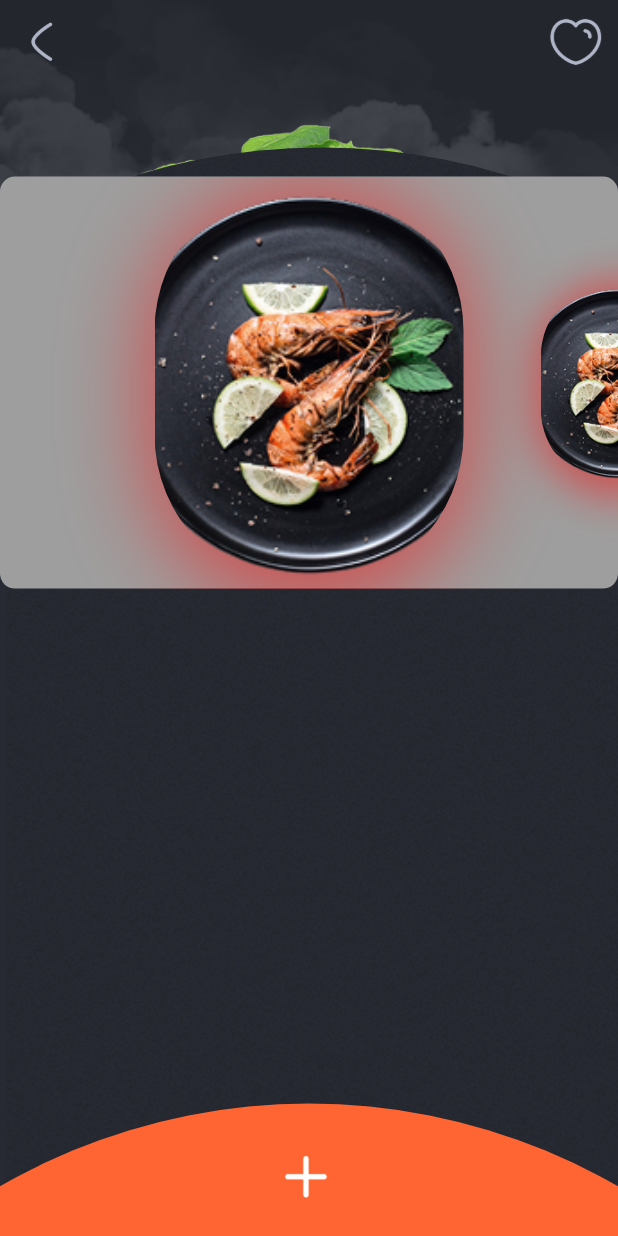
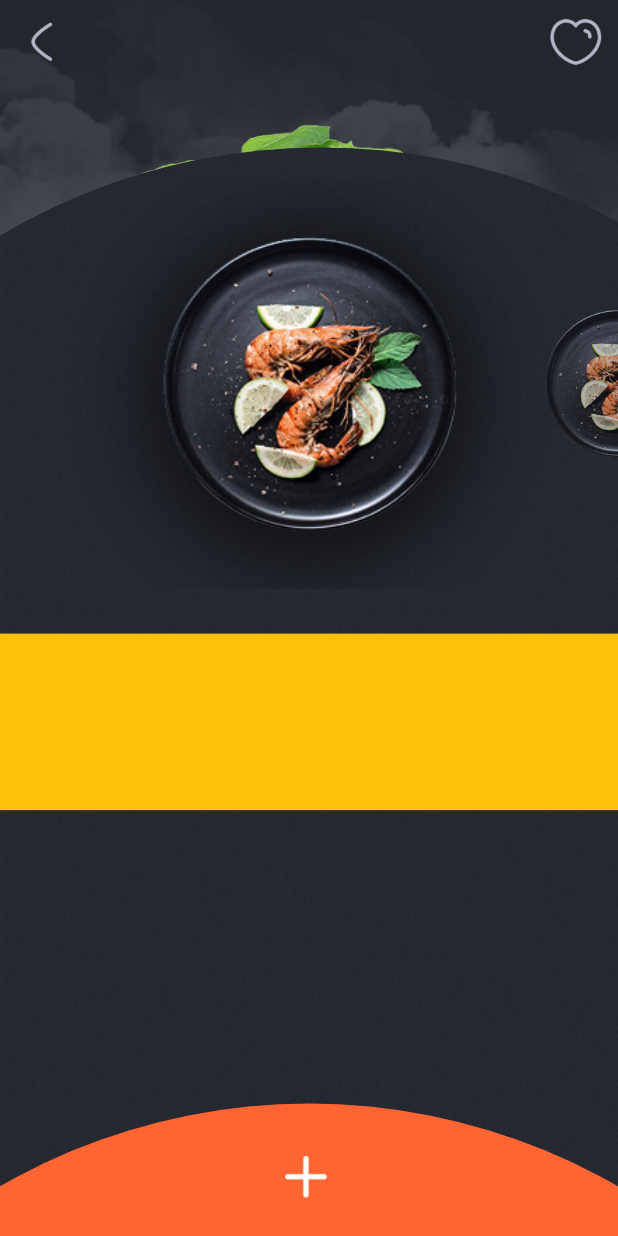
Before and after one commit to vaishnavi185/foodFreaks, a Flutter app: the screen it shows after launch, on a phone screen of 412 x 824 dp. Run offline on Flutter 3.47's test engine with Material 3 defaults, Android fonts, the phone set to English and light mode, and no system bars; our stand-ins replace font_awesome_flutter.

Commit message:
opacity and shadow fixed today

```diff
--- a/project_name/lib/Recipe_page/food_ImageAnimatio.dart
+++ b/project_name/lib/Recipe_page/food_ImageAnimatio.dart
@@ -12,95 +12,98 @@ class CarouselFromJson extends StatefulWidget {
 class _CarouselFromJsonState extends State<CarouselFromJson> {
   final PageController _pageController = PageController(viewportFraction: 0.5);
   double _currentPage = 0.0;
-
-  // List to hold decoded JSON items
+  BoxShadow? _dynamicShadow; // Properly typed
+  double _opacity = 1.0;
   List<dynamic> _items = [];
 
   @override
   void initState() {
     super.initState();
+    _loadJson();
+    _opacity = 0.8;
+    _dynamicShadow = const BoxShadow(
+      color: Color.fromARGB(159, 0, 0, 0),
+      spreadRadius: 5,
+      blurRadius: 50,
+      offset: Offset(0, 9),
+    );
 
-    // Load JSON data from assets on initialization
-    _loadJson();
-
-    // Listen to page scroll for zooming logic
     _pageController.addListener(() {
       setState(() {
         _currentPage = _pageController.page ?? 0;
+        // Shadow can be updated here dynamically if needed
+        // Example: change shadow based on page, or animate it
       });
     });
   }
 
-  // Function to load and parse JSON file from assets
   Future<void> _loadJson() async {
-    // Load the raw string from the asset file
     final String response = await rootBundle.loadString('assets/test.json');
-
-    // Decode the JSON string into a Dart list
     final data = json.decode(response);
-
-    // Update state with parsed data
     setState(() {
       _items = data;
     });
   }
 
-  // Function to calculate zoom scale for each image
   double _calculateScale(int index) {
     return 1.0 - ((_currentPage - index).abs() * 0.5).clamp(0.0, 1.0);
   }
 
-
   @override
   Widget build(BuildContext context) {
-    final Width = MediaQuery.of(context).size.width;
+    final screenWidth = MediaQuery.of(context).size.width;
+
     return Scaffold(
       backgroundColor: Colors.transparent,
       body:
           _items.isEmpty
-              ? const Center(child: CircularProgressIndicator()) // Show loading
+              ? const Center(child: CircularProgressIndicator())
               : Column(
                 children: [
-                  SizedBox(
-                    height: Width /3.5,
-
-                  ),
+                  SizedBox(height: screenWidth / 3.5),
                   Center(
                     child: Container(
-                      decoration: BoxDecoration( color: Colors. grey, borderRadius: BorderRadius. circular(10.0), ),
-                      height: Width / 1.5,
-                      width: Width,
-
+                      clipBehavior: Clip.none,
+                      decoration: BoxDecoration(
+                        color: Colors.transparent,
+                        borderRadius: BorderRadius.circular(10.0),
+                      ),
+                      height: screenWidth / 1.5,
+                      width: screenWidth,
                       child: PageView.builder(
                         itemCount: _items.length,
                         controller: _pageController,
                         itemBuilder: (context, index) {
                           final scale = _calculateScale(index);
+                          final shadow =
+                              scale > 0.85 && _dynamicShadow != null
+                                  ? [_dynamicShadow!]
+                                  : <BoxShadow>[];
+                          final opacity = scale < 0.85 ? 0.7 : 1.0;
+                          _opacity = opacity; // Update opacity based on scale
 
-                          // ✅ Accessing image path from decoded JSON data
                           final imagePath = _items[index]['MainImage'];
 
                           return Transform.scale(
                             scale: scale,
-                            child: Container(
-                              height: Width ,
-                              width: Width ,
-                              decoration: BoxDecoration(
+                            child: Opacity(
+                              opacity: opacity,
+                              child: Container(
+                                margin: const EdgeInsets.symmetric(
+                                  vertical: 30,
+                                ),
+                                height: screenWidth,
+                                width: screenWidth,
+                                decoration: BoxDecoration(
+                                  boxShadow: shadow,
 
-                                boxShadow: [
-                                  BoxShadow(
-                                    color: const Color.fromARGB(255, 255, 0, 0).withOpacity(0.5),
-                                    spreadRadius: 5,
-                                    blurRadius: 50,
-                                    offset: Offset(0, 9),
+                                  borderRadius: BorderRadius.circular(
+                                    screenWidth,
                                   ),
-                                ],
-                                borderRadius: BorderRadius.all(
-                                  Radius.circular(Width),
-                                ),
-                                image: DecorationImage(
-                                  image: AssetImage(imagePath),
-                                  fit: BoxFit.fitHeight,
+                                  image: DecorationImage(
+                                    image: AssetImage(imagePath),
+                                    fit: BoxFit.fitHeight,
+                                  ),
                                 ),
                               ),
                             ),
@@ -109,6 +112,12 @@ class _CarouselFromJsonState extends State<CarouselFromJson> {
                       ),
                     ),
                   ),
+                  Container(
+                    margin: const EdgeInsets.symmetric(vertical: 30),
+                    color: Colors.amber,
+                    height: screenWidth / 3.5,
+                    width: screenWidth,
+                  ),
                 ],
               ),
     );
```
Also changed, not shown: project_name/lib/Recipe_page/content.dart (line endings or trailing spaces).
